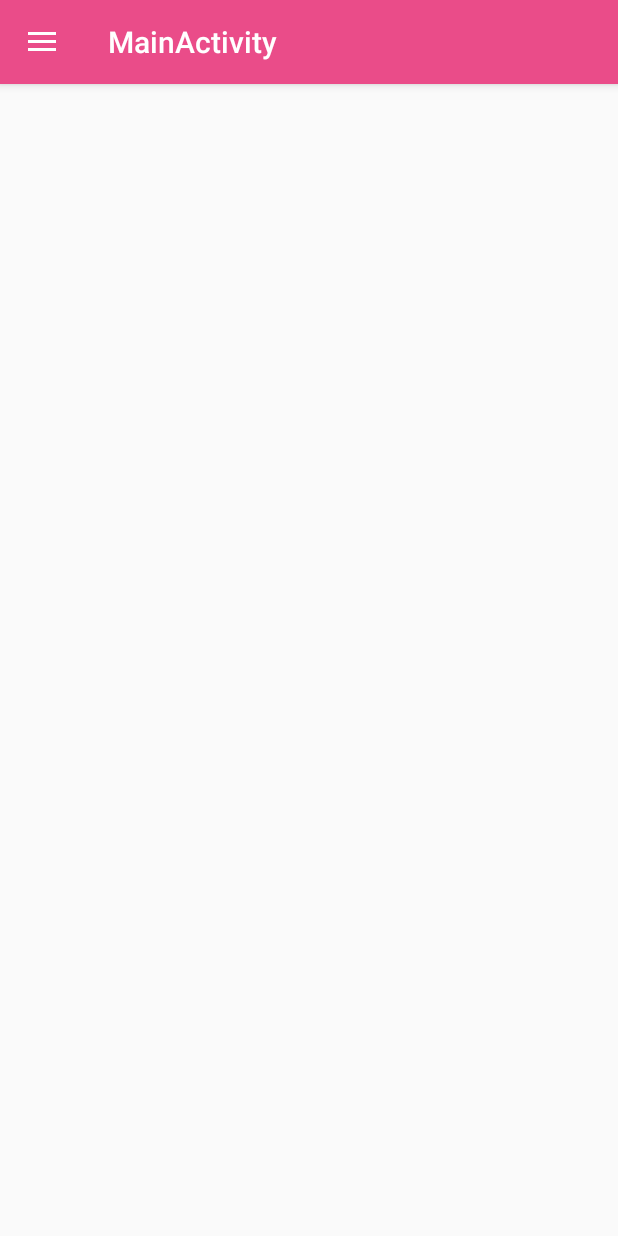
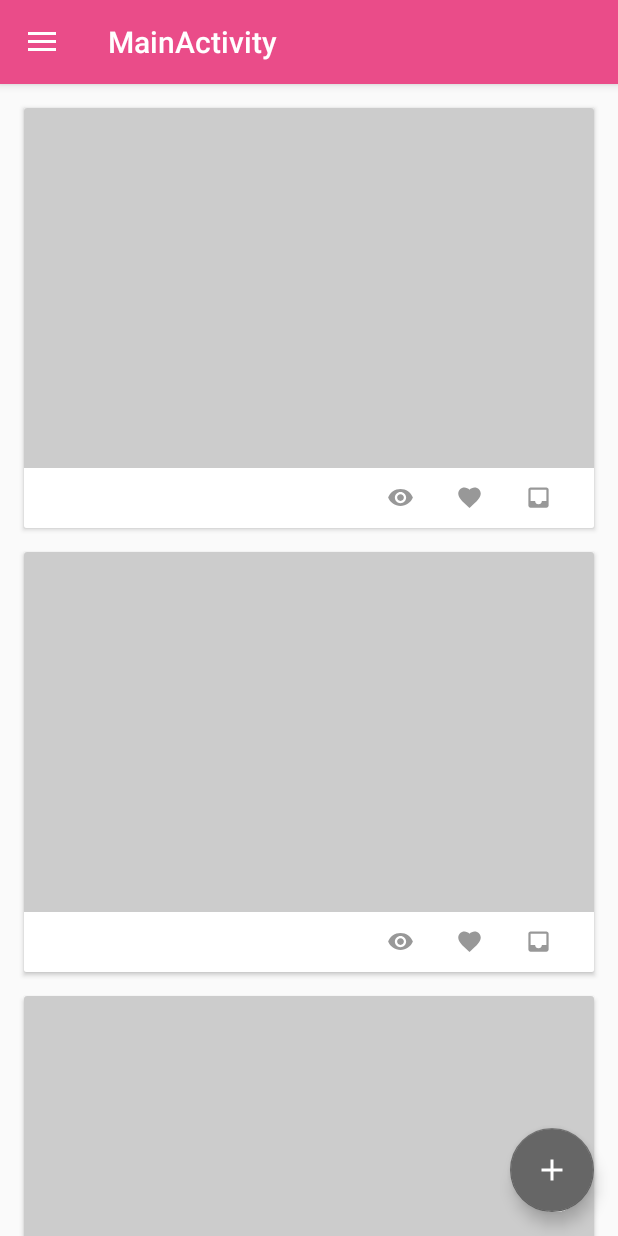
Before and after one commit to xgan68/DribbleApp, an Android app: the screen it shows after launch (MainActivity), on a phone screen of 412 x 824 dp. Run offline under Robolectric (Android 15) with nearby library versions, the phone set to English and light mode, and no system bars; our stand-ins replace ButterKnife.

Commit message:
Implemented Fragment, recycler and shotlist cardview(No Fake data)

```diff
--- a/app/build.gradle
+++ b/app/build.gradle
@@ -28,6 +28,7 @@ dependencies {
     compile 'com.android.support:appcompat-v7:26.+'
     compile 'com.android.support.constraint:constraint-layout:1.0.2'
     compile 'com.android.support:design:26.+'
+    compile 'com.android.support:cardview-v7:23.1.1'
     testCompile 'junit:junit:4.12'
     compile 'com.jakewharton:butterknife:8.8.1'
     annotationProcessor 'com.jakewharton:butterknife-compiler:8.8.1'
--- a/app/src/main/java/com/example/alexx/dribbleapp/view/MainActivity.java
+++ b/app/src/main/java/com/example/alexx/dribbleapp/view/MainActivity.java
@@ -7,6 +7,7 @@ import android.support.v4.app.Fragment;
 import android.support.v4.widget.DrawerLayout;
 import android.support.v7.app.ActionBarDrawerToggle;
 import android.support.v7.app.AppCompatActivity;
+import android.util.Log;
 import android.view.MenuItem;
 import android.widget.Toast;
 
@@ -15,6 +16,9 @@ import butterknife.BindView;
 import butterknife.ButterKnife;
 
 import com.example.alexx.dribbleapp.R;
+import com.example.alexx.dribbleapp.view.shot_list.ShotListFragment;
+
+import java.util.List;
 
 public class MainActivity extends AppCompatActivity {
 
@@ -33,14 +37,22 @@ public class MainActivity extends AppCompatActivity {
 
         setUpDrawer();
 
+        getSupportFragmentManager()
+                .beginTransaction()
+                .add(R.id.fragment_container, ShotListFragment.newInstance())
+                .commit();
 
+        List<Fragment> frag = getSupportFragmentManager().getFragments();
 
+        Log.d("xgan68", frag.size() + "");
     }
 
     @Override
     protected void onPostCreate(Bundle savedInstanceState) {
         super.onPostCreate(savedInstanceState);
         mDrawerToggle.syncState();
+
+
     }
 
     @Override
@@ -70,8 +82,17 @@ public class MainActivity extends AppCompatActivity {
         navigationView.setNavigationItemSelectedListener(new NavigationView.OnNavigationItemSelectedListener() {
             @Override
             public boolean onNavigationItemSelected(@NonNull MenuItem item) {
+                if (item.isChecked()) {
+                    drawerLayout.closeDrawers();
+
+                    return true;
+                }
+
+                Fragment fragment = null;
+
                 switch (item.getItemId()) {
                     case R.id.drawer_menu_home:
+                        fragment = new ShotListFragment().newInstance();
                         Toast.makeText(MainActivity.this, "home clicked", Toast.LENGTH_LONG).show();
                         break;
                     case R.id.drawer_menu_likes:
@@ -82,6 +103,14 @@ public class MainActivity extends AppCompatActivity {
                         break;
                 }
 
+                if (fragment != null) {
+                    getSupportFragmentManager()
+                            .beginTransaction()
+                            .replace(R.id.fragment_container, fragment)
+                            .commit();
+                    return true;
+                }
+
                 return true;
             }
         });
--- /dev/null
+++ b/app/src/main/java/com/example/alexx/dribbleapp/view/base/BaseViewHolder.java
@@ -0,0 +1,17 @@
+package com.example.alexx.dribbleapp.view.base;
+
+import android.support.v7.widget.RecyclerView;
+import android.view.View;
+
+import butterknife.ButterKnife;
+
+/**
+ * Created by alexx on 9/28/2017.
+ */
+
+public class BaseViewHolder extends RecyclerView.ViewHolder {
+    public BaseViewHolder(View itemView) {
+        super(itemView);
+        ButterKnife.bind(this, itemView);
+    }
+}
--- /dev/null
+++ b/app/src/main/java/com/example/alexx/dribbleapp/view/base/ShotListDecoration.java
@@ -0,0 +1,29 @@
+package com.example.alexx.dribbleapp.view.base;
+
+import android.graphics.Rect;
+import android.support.v7.widget.RecyclerView;
+import android.view.View;
+/**
+ * Created by alexx on 9/29/2017.
+ */
+
+public class ShotListDecoration extends RecyclerView.ItemDecoration {
+    private int space;
+
+    public ShotListDecoration(int space) {
+        this.space = space;
+    }
+
+    @Override
+    public void getItemOffsets(Rect outRect, View view, RecyclerView parent, RecyclerView.State state) {
+        outRect.left = space;
+        outRect.right = space;
+        outRect.bottom = space;
+
+        // Add top margin only for the first item to avoid double space between items
+        if (parent.getChildAdapterPosition(view) == 0) {
+            outRect.top = space;
+        }
+    }
+
+}
--- /dev/null
+++ b/app/src/main/java/com/example/alexx/dribbleapp/view/shot_list/ShotListAdapter.java
@@ -0,0 +1,35 @@
+package com.example.alexx.dribbleapp.view.shot_list;
+
+import android.support.v7.widget.RecyclerView;
+import android.view.LayoutInflater;
+import android.view.View;
+import android.view.ViewGroup;
+
+import com.example.alexx.dribbleapp.R;
+/**
+ * Created by alexx on 9/28/2017.
+ */
+
+public class ShotListAdapter extends RecyclerView.Adapter {
+
+    public ShotListAdapter() {
+
+    }
+
+    @Override
+    public RecyclerView.ViewHolder onCreateViewHolder(ViewGroup parent, int viewType) {
+        View view = LayoutInflater.from(parent.getContext())
+                                .inflate(R.layout.list_item_shot, parent, false);
+        return new ShotViewHolder(view);
+    }
+
+    @Override
+    public void onBindViewHolder(RecyclerView.ViewHolder holder, int position) {
+
+    }
+
+    @Override
+    public int getItemCount() {
+        return 10;
+    }
+}
--- /dev/null
+++ b/app/src/main/java/com/example/alexx/dribbleapp/view/shot_list/ShotListFragment.java
@@ -0,0 +1,49 @@
+package com.example.alexx.dribbleapp.view.shot_list;
+
+import android.support.v4.app.Fragment;
+import android.os.Bundle;
+import android.support.annotation.Nullable;
+import android.support.v7.widget.LinearLayoutManager;
+import android.view.LayoutInflater;
+import android.view.View;
+import android.view.ViewGroup;
+
+import com.example.alexx.dribbleapp.R;
+import com.example.alexx.dribbleapp.view.base.ShotListDecoration;
+
+import android.support.v7.widget.RecyclerView;
+import butterknife.BindView;
+import butterknife.ButterKnife;
+
+
+/**
+ * Created by alexx on 9/28/2017.
+ */
+
+
+
+public class ShotListFragment extends Fragment {
+
+    @BindView(R.id.recycler_view) RecyclerView recyclerView;
+
+    public static ShotListFragment newInstance() {
+        return new ShotListFragment();
+    }
+
+    @Nullable
+    @Override
+    public View onCreateView(LayoutInflater inflater, @Nullable ViewGroup container, Bundle savedInstanceState) {
+        View view = inflater.inflate(R.layout.recycler_view_fragment, container, false);
+        ButterKnife.bind(this, view);
+        return view;
+    }
+
+    @Override
+    public void onViewCreated(View view, @Nullable Bundle savedInstanceState) {
+        recyclerView.setLayoutManager(new LinearLayoutManager(getContext()));
+        recyclerView.addItemDecoration(new ShotListDecoration(
+                getResources().getDimensionPixelSize(R.dimen.spacing_medium)));
+        ShotListAdapter adapter = new ShotListAdapter();
+        recyclerView.setAdapter(adapter);
+    }
+}
--- /dev/null
+++ b/app/src/main/java/com/example/alexx/dribbleapp/view/shot_list/ShotViewHolder.java
@@ -0,0 +1,26 @@
+package com.example.alexx.dribbleapp.view.shot_list;
+
+import android.view.View;
+import android.widget.ImageView;
+import android.widget.TextView;
+
+import com.example.alexx.dribbleapp.view.base.BaseViewHolder;
+
+import butterknife.BindView;
+import com.example.alexx.dribbleapp.R;
+
+/**
+ * Created by alexx on 9/28/2017.
+ */
+
+public class ShotViewHolder extends BaseViewHolder{
+
+    @BindView(R.id.shot_view_count) public TextView viewCount;
+    @BindView(R.id.shot_like_count) public TextView likeCount;
+    @BindView(R.id.shot_bucket_count) public TextView bucketCount;
+    @BindView(R.id.shot_image) public ImageView image;
+
+    public ShotViewHolder(View itemView ) {
+        super(itemView);
+    }
+}
--- a/app/src/main/res/layout/list_item_shot.xml
+++ b/app/src/main/res/layout/list_item_shot.xml
@@ -1,6 +1,73 @@
 <?xml version="1.0" encoding="utf-8"?>
-<LinearLayout xmlns:android="http://schemas.android.com/apk/res/android"
+<android.support.v7.widget.CardView
+    xmlns:android="http://schemas.android.com/apk/res/android"
+    xmlns:tools="http://schemas.android.com/tools"
     android:layout_width="match_parent"
-    android:layout_height="match_parent">
+    android:layout_height="wrap_content">
 
-</LinearLayout>
+    <LinearLayout
+        android:layout_width="match_parent"
+        android:layout_height="wrap_content"
+        android:orientation="vertical"
+        android:background="@android:color/white">
+
+        <ImageView
+            android:id="@+id/shot_image"
+            android:layout_width="match_parent"
+            android:layout_height="240dp"
+            android:scaleType="centerCrop"
+            android:src="@drawable/shot_placeholder"/>
+
+        <RelativeLayout
+            android:layout_width="match_parent"
+            android:layout_height="40dp">
+
+            <TextView
+                android:id="@+id/shot_bucket_count"
+                android:layout_width="wrap_content"
+                android:layout_height="wrap_content"
+                android:layout_marginRight="@dimen/spacing_large"
+                android:layout_centerVertical="true"
+                android:layout_alignParentRight="true"
+                android:drawableLeft="@drawable/ic_inbox_gray_18dp"
+                android:drawablePadding="@dimen/spacing_xsmall"
+                tools:text="12" />
+
+            <TextView
+                android:id="@+id/shot_like_count"
+                android:layout_width="wrap_content"
+                android:layout_height="wrap_content"
+                android:layout_marginRight="@dimen/spacing_large"
+                android:layout_centerVertical="true"
+                android:layout_toLeftOf="@id/shot_bucket_count"
+                android:drawableLeft="@drawable/ic_favorite_gray_18dp"
+                android:drawablePadding="@dimen/spacing_xsmall"
+                tools:text="12"
+                />
+
+            <TextView
+                android:id="@+id/shot_view_count"
+                android:layout_width="wrap_content"
+                android:layout_height="wrap_content"
+                android:layout_marginRight="@dimen/spacing_large"
+                android:layout_centerVertical="true"
+                android:layout_toLeftOf="@id/shot_like_count"
+                android:drawableLeft="@drawable/ic_visibility_gray_18dp"
+                android:drawablePadding="@dimen/spacing_xsmall"
+                tools:text="12"
+                />
+
+        </RelativeLayout>
+
+
+
+    </LinearLayout>
+    <View
+        android:id="@+id/shot_clickable_cover"
+        android:layout_width="match_parent"
+        android:layout_height="match_parent"
+        android:clickable="true"
+        android:background="?attr/selectableItemBackground"/>
+
+
+</android.support.v7.widget.CardView>
--- /dev/null
+++ b/app/src/main/res/layout/recycler_view_fragment.xml
@@ -0,0 +1,20 @@
+<?xml version="1.0" encoding="utf-8"?>
+<android.support.design.widget.CoordinatorLayout
+    xmlns:android="http://schemas.android.com/apk/res/android"
+    android:layout_width="match_parent"
+    android:layout_height="wrap_content">
+
+    <android.support.v7.widget.RecyclerView
+        android:id="@+id/recycler_view"
+        android:layout_width="match_parent"
+        android:layout_height="wrap_content"/>
+
+    <android.support.design.widget.FloatingActionButton
+        android:id="@+id/fab"
+        android:layout_width="wrap_content"
+        android:layout_height="wrap_content"
+        android:layout_gravity="bottom|end"
+        android:layout_margin="@dimen/fab_margin"
+        android:src="@drawable/ic_add_white_24dp" />
+
+</android.support.design.widget.CoordinatorLayout>
--- a/app/src/main/res/menu/drawer_menu.xml
+++ b/app/src/main/res/menu/drawer_menu.xml
@@ -9,7 +9,7 @@
         <item
             android:id="@+id/drawer_menu_likes"
             android:checkable="true"
-            android:title="Likes"
+            android:title="likes"
             android:icon="@drawable/ic_favorite_black_18dp"/>
         <item
             android:id="@+id/drawer_menu_buckets"
```
